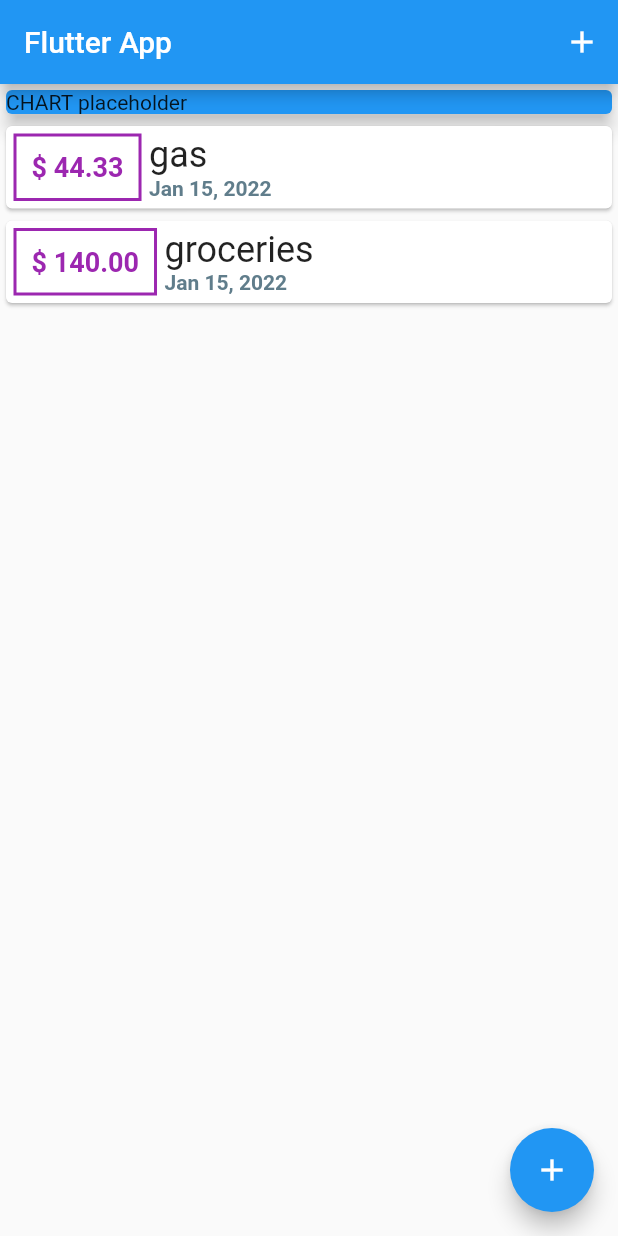
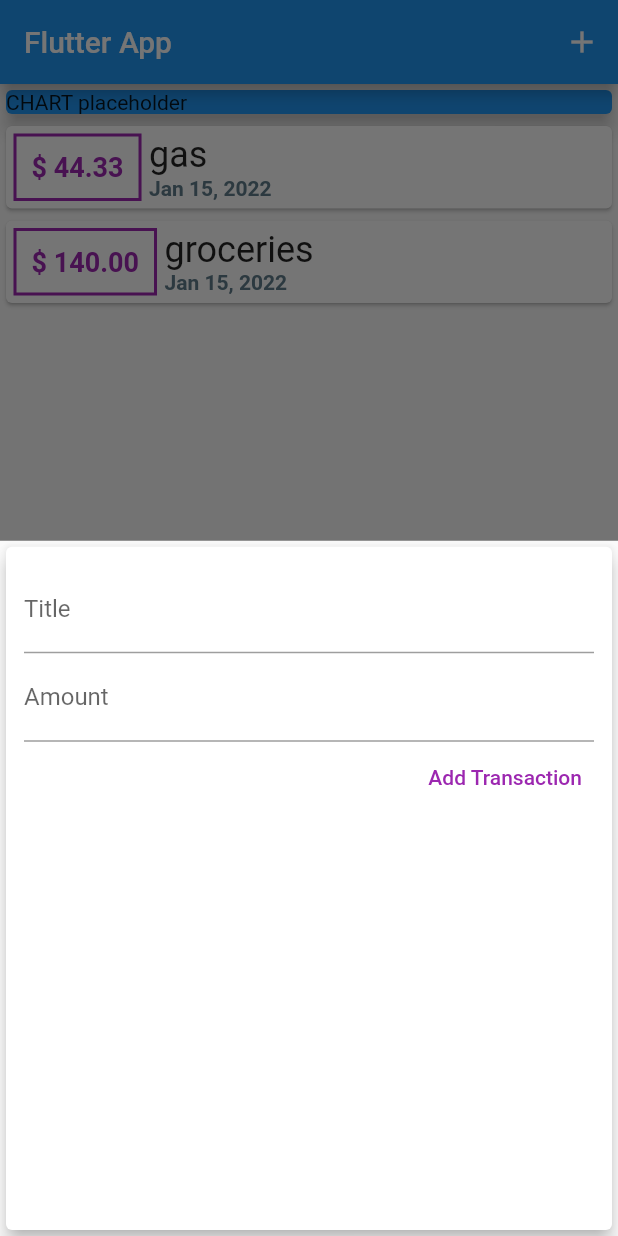
Before and after one commit to Luka-dot/budget_app, a Flutter app: the screen it shows after launch, after a tap on the "add" icon, on a phone screen of 412 x 824 dp. Run offline on Flutter 3.47's test engine with Material 2 defaults, Android fonts, the phone set to English and light mode, and no system bars.

Commit message:
modal functionality added

```diff
--- a/lib/main.dart
+++ b/lib/main.dart
@@ -54,7 +54,11 @@ class _MyHomePageState extends State<MyHomePage> {
     showModalBottomSheet(
       context: ctx,
       builder: (_) {
-        return NewTransaction(_addTransaction);
+        return GestureDetector(
+          onTap: () {},
+          child: NewTransaction(_addTransaction),
+          behavior: HitTestBehavior.opaque,
+        );
       },
     );
   }
@@ -65,7 +69,9 @@ class _MyHomePageState extends State<MyHomePage> {
       appBar: AppBar(
         title: Text('Flutter App'),
         actions: [
-          IconButton(onPressed: () => {}, icon: Icon(Icons.add)),
+          IconButton(
+              onPressed: () => _startAddNewTransaction(context),
+              icon: Icon(Icons.add)),
         ],
       ),
       body: SingleChildScrollView(
--- a/lib/widgets/new_transaction.dart
+++ b/lib/widgets/new_transaction.dart
@@ -1,11 +1,18 @@
 import 'package:flutter/material.dart';
 
-class NewTransaction extends StatelessWidget {
+class NewTransaction extends StatefulWidget {
   final Function addNewTransaction;
-  final titleControler = TextEditingController();
-  final amountControler = TextEditingController();
 
   NewTransaction(this.addNewTransaction);
+
+  @override
+  State<NewTransaction> createState() => _NewTransactionState();
+}
+
+class _NewTransactionState extends State<NewTransaction> {
+  final titleControler = TextEditingController();
+
+  final amountControler = TextEditingController();
 
   void submitData() {
     final enteredTitle = titleControler.text;
@@ -15,7 +22,9 @@ class NewTransaction extends StatelessWidget {
       return;
     }
 
-    addNewTransaction(enteredTitle, enteredAmount);
+    widget.addNewTransaction(enteredTitle, enteredAmount);
+
+    Navigator.of(context).pop();
   }
 
   @override
--- a/lib/widgets/transaction_list.dart
+++ b/lib/widgets/transaction_list.dart
@@ -10,7 +10,7 @@ class TransactionList extends StatelessWidget {
   @override
   Widget build(BuildContext context) {
     return Container(
-      height: 340,
+      height: 540,
       child: ListView.builder(
         itemBuilder: (ctx, index) {
           return Card(
```
